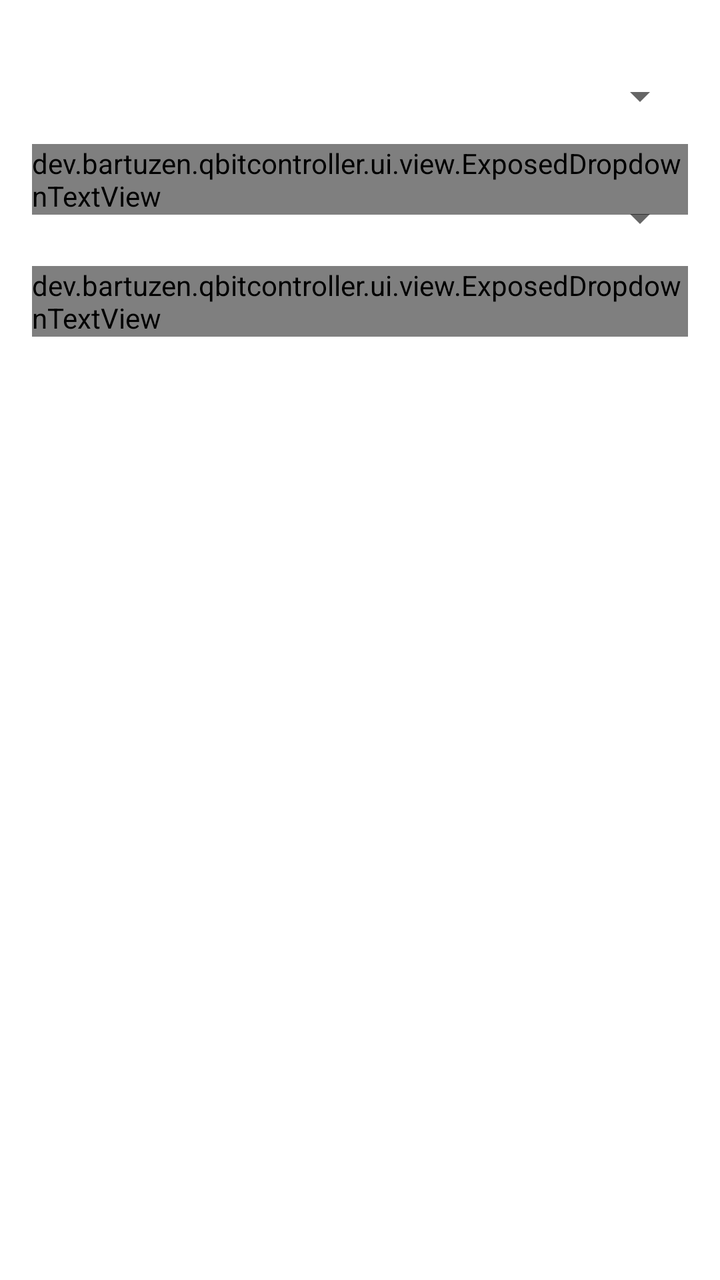
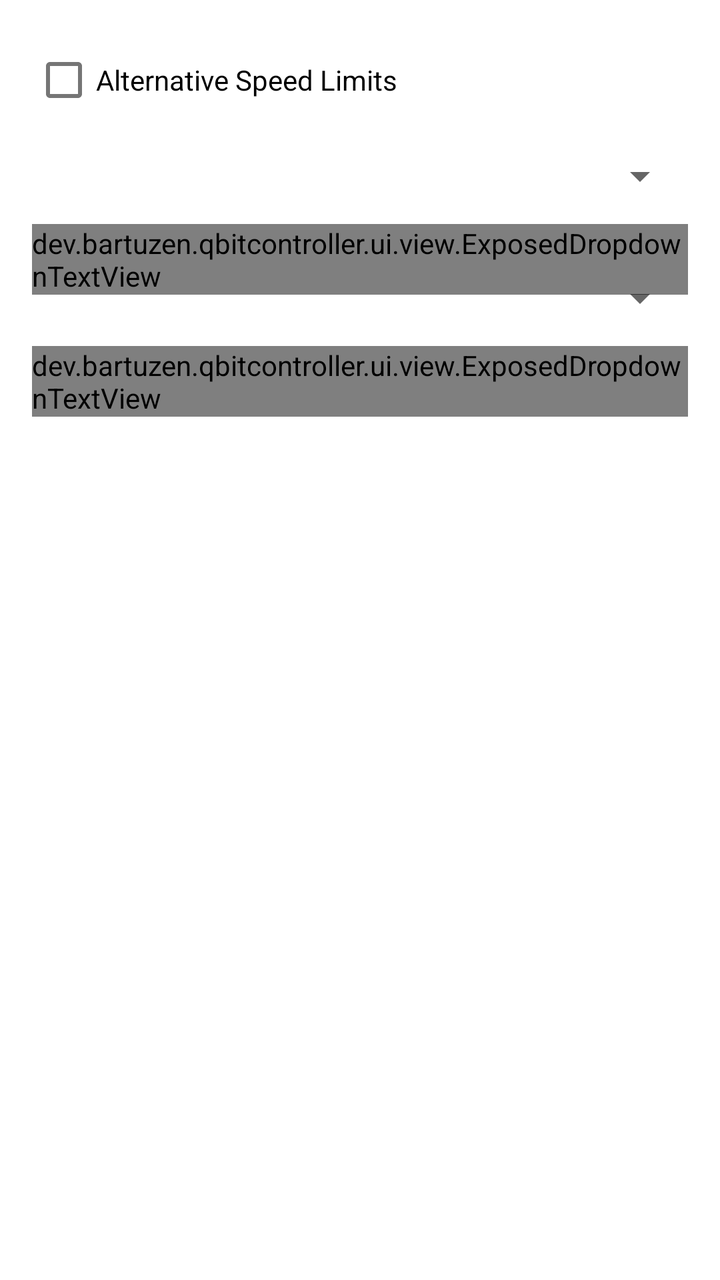

Screens rendered from an Android XML layout before and after an edit, with the pre-edit source and the edit as a unified diff.
<!-- AndroidManifest.xml: application theme AppTheme -->
<!-- res/layout/dialog_speed_limit.xml -->
<?xml version="1.0" encoding="utf-8"?>
<androidx.constraintlayout.widget.ConstraintLayout xmlns:android="http://schemas.android.com/apk/res/android"
        xmlns:app="http://schemas.android.com/apk/res-auto"
        android:layout_width="match_parent"
        android:layout_height="match_parent"
        android:orientation="vertical"
        android:paddingHorizontal="16dp"
        android:paddingTop="16dp">

    <com.google.android.material.textfield.TextInputLayout
            android:id="@+id/input_layout_upload"
            style="@style/Widget.MaterialComponents.TextInputLayout.OutlinedBox"
            android:layout_width="0dp"
            android:layout_height="wrap_content"
            android:layout_marginTop="8dp"
            android:layout_marginEnd="8dp"
            android:hint="@string/torrent_speed_upload_limit"
            app:layout_constraintEnd_toStartOf="@id/input_layout_upspeed_unit"
            app:layout_constraintStart_toStartOf="parent"
            app:layout_constraintTop_toTopOf="parent">

        <com.google.android.material.textfield.TextInputEditText
                android:layout_width="match_parent"
                android:layout_height="wrap_content"
                android:inputType="text" />

    </com.google.android.material.textfield.TextInputLayout>

    <com.google.android.material.textfield.TextInputLayout
            android:id="@+id/input_layout_upspeed_unit"
            style="@style/Widget.MaterialComponents.TextInputLayout.OutlinedBox.ExposedDropdownMenu"
            android:layout_width="wrap_content"
            android:layout_height="wrap_content"
            android:layout_marginTop="8dp"
            app:layout_constraintEnd_toEndOf="parent"
            app:layout_constraintTop_toTopOf="parent">

        <dev.bartuzen.qbitcontroller.ui.view.ExposedDropdownTextView
                android:id="@+id/dropdown_upspeed_limit_unit"
                android:layout_width="wrap_content"
                android:layout_height="wrap_content" />

    </com.google.android.material.textfield.TextInputLayout>

    <com.google.android.material.textfield.TextInputLayout
            android:id="@+id/input_layout_download"
            style="@style/Widget.MaterialComponents.TextInputLayout.OutlinedBox"
            android:layout_width="0dp"
            android:layout_height="wrap_content"
            android:layout_marginEnd="8dp"
            android:hint="@string/torrent_speed_download_limit"
            app:layout_constraintEnd_toStartOf="@id/input_layout_dlspeed_unit"
            app:layout_constraintStart_toStartOf="parent"
            app:layout_constraintTop_toBottomOf="@id/input_layout_upload">

        <com.google.android.material.textfield.TextInputEditText
                android:layout_width="match_parent"
                android:layout_height="wrap_content"
                android:inputType="text" />

    </com.google.android.material.textfield.TextInputLayout>

    <com.google.android.material.textfield.TextInputLayout
            android:id="@+id/input_layout_dlspeed_unit"
            style="@style/Widget.MaterialComponents.TextInputLayout.OutlinedBox.ExposedDropdownMenu"
            android:layout_width="wrap_content"
            android:layout_height="wrap_content"
            app:layout_constraintEnd_toEndOf="parent"
            app:layout_constraintTop_toBottomOf="@id/input_layout_upload">

        <dev.bartuzen.qbitcontroller.ui.view.ExposedDropdownTextView
                android:id="@+id/dropdown_dlspeed_limit_unit"
                android:layout_width="wrap_content"
                android:layout_height="wrap_content" />

    </com.google.android.material.textfield.TextInputLayout>

</androidx.constraintlayout.widget.ConstraintLayout>
<!-- resources referenced by this layout -->
<resources>
  <string name="torrent_speed_download_limit">Download Speed Limit</string>
  <string name="torrent_speed_upload_limit">Upload Speed Limit</string>
  <style name="AppTheme" parent="Theme.MaterialComponents.DayNight.NoActionBar">
          <item name="colorPrimary">@color/color_primary</item>
          <item name="colorPrimaryDark">@color/color_primary_dark</item>
          <item name="colorPrimaryVariant">@color/color_primary_variant</item>
          <item name="colorOnPrimary">@color/color_on_primary</item>
  
          <item name="colorSecondary">@color/color_secondary</item>
          <item name="colorSecondaryVariant">@color/color_secondary_variant</item>
          <item name="colorOnSecondary">@color/color_on_secondary</item>
  
          <item name="windowActionModeOverlay">true</item>
          <item name="actionBarTheme">@style/AppTheme.ToolbarOverlay</item>
  
          <item name="android:textAlignment">viewStart</item>
  
          <item name="snackbarTextViewStyle">@style/AppTheme.SnackbarTextViewStyle</item>
  
          <item name="android:statusBarColor">@color/status_bar_color</item>
          <item name="android:navigationBarColor">@color/navigation_bar_color</item>
      </style>
  <color name="color_primary">#03A9F4</color>
  <color name="color_primary_dark">#007AC1</color>
  <color name="color_primary_variant">#007AC1</color>
  <color name="color_on_primary">#FFFFFF</color>
  <color name="color_secondary">#FFB300</color>
  <color name="color_secondary_variant">#C68400</color>
  <color name="color_on_secondary">#000000</color>
  <style name="AppTheme.ToolbarOverlay" parent="ThemeOverlay.MaterialComponents.Dark.ActionBar" />
  <style name="AppTheme.SnackbarTextViewStyle" parent="Widget.MaterialComponents.Snackbar.TextView">
          <item name="android:maxLines">15</item>
      </style>
  <color name="status_bar_color">@color/color_primary</color>
  <color name="navigation_bar_color">@android:color/transparent</color>
</resources>

<!-- the commit's change to res/layout/dialog_speed_limit.xml (unified diff, before → after) -->
@@ -1,77 +1,84 @@
 <?xml version="1.0" encoding="utf-8"?>
 <androidx.constraintlayout.widget.ConstraintLayout xmlns:android="http://schemas.android.com/apk/res/android"
-        xmlns:app="http://schemas.android.com/apk/res-auto"
-        android:layout_width="match_parent"
-        android:layout_height="match_parent"
-        android:orientation="vertical"
-        android:paddingHorizontal="16dp"
-        android:paddingTop="16dp">
+    xmlns:app="http://schemas.android.com/apk/res-auto"
+    android:layout_width="match_parent"
+    android:layout_height="match_parent"
+    android:orientation="vertical"
+    android:paddingHorizontal="16dp"
+    android:paddingTop="16dp">
+
+    <com.google.android.material.checkbox.MaterialCheckBox
+        android:id="@+id/check_speed_limit"
+        android:layout_width="0dp"
+        android:layout_height="wrap_content"
+        android:text="@string/torrent_speed_alternative_speed_limits"
+        app:layout_constraintEnd_toEndOf="parent"
+        app:layout_constraintStart_toStartOf="parent"
+        app:layout_constraintTop_toTopOf="parent" />
 
     <com.google.android.material.textfield.TextInputLayout
-            android:id="@+id/input_layout_upload"
-            style="@style/Widget.MaterialComponents.TextInputLayout.OutlinedBox"
-            android:layout_width="0dp"
-            android:layout_height="wrap_content"
-            android:layout_marginTop="8dp"
-            android:layout_marginEnd="8dp"
-            android:hint="@string/torrent_speed_upload_limit"
-            app:layout_constraintEnd_toStartOf="@id/input_layout_upspeed_unit"
-            app:layout_constraintStart_toStartOf="parent"
-            app:layout_constraintTop_toTopOf="parent">
+        android:id="@+id/input_layout_upload"
+        style="@style/Widget.MaterialComponents.TextInputLayout.OutlinedBox"
+        android:layout_width="0dp"
+        android:layout_height="wrap_content"
+        android:layout_marginEnd="8dp"
+        android:hint="@string/torrent_speed_upload_limit"
+        app:layout_constraintEnd_toStartOf="@id/input_layout_upspeed_unit"
+        app:layout_constraintStart_toStartOf="parent"
+        app:layout_constraintTop_toBottomOf="@id/check_speed_limit">
 
         <com.google.android.material.textfield.TextInputEditText
-                android:layout_width="match_parent"
-                android:layout_height="wrap_content"
-                android:inputType="text" />
+            android:layout_width="match_parent"
+            android:layout_height="wrap_content"
+            android:inputType="text" />
 
     </com.google.android.material.textfield.TextInputLayout>
 
     <com.google.android.material.textfield.TextInputLayout
-            android:id="@+id/input_layout_upspeed_unit"
-            style="@style/Widget.MaterialComponents.TextInputLayout.OutlinedBox.ExposedDropdownMenu"
-            android:layout_width="wrap_content"
-            android:layout_height="wrap_content"
-            android:layout_marginTop="8dp"
-            app:layout_constraintEnd_toEndOf="parent"
-            app:layout_constraintTop_toTopOf="parent">
+        android:id="@+id/input_layout_upspeed_unit"
+        style="@style/Widget.MaterialComponents.TextInputLayout.OutlinedBox.ExposedDropdownMenu"
+        android:layout_width="wrap_content"
+        android:layout_height="wrap_content"
+        app:layout_constraintEnd_toEndOf="parent"
+        app:layout_constraintTop_toBottomOf="@id/check_speed_limit">
 
         <dev.bartuzen.qbitcontroller.ui.view.ExposedDropdownTextView
-                android:id="@+id/dropdown_upspeed_limit_unit"
-                android:layout_width="wrap_content"
-                android:layout_height="wrap_content" />
+            android:id="@+id/dropdown_upspeed_limit_unit"
+            android:layout_width="wrap_content"
+            android:layout_height="wrap_content" />
 
     </com.google.android.material.textfield.TextInputLayout>
 
     <com.google.android.material.textfield.TextInputLayout
-            android:id="@+id/input_layout_download"
-            style="@style/Widget.MaterialComponents.TextInputLayout.OutlinedBox"
-            android:layout_width="0dp"
-            android:layout_height="wrap_content"
-            android:layout_marginEnd="8dp"
-            android:hint="@string/torrent_speed_download_limit"
-            app:layout_constraintEnd_toStartOf="@id/input_layout_dlspeed_unit"
-            app:layout_constraintStart_toStartOf="parent"
-            app:layout_constraintTop_toBottomOf="@id/input_layout_upload">
+        android:id="@+id/input_layout_download"
+        style="@style/Widget.MaterialComponents.TextInputLayout.OutlinedBox"
+        android:layout_width="0dp"
+        android:layout_height="wrap_content"
+        android:layout_marginEnd="8dp"
+        android:hint="@string/torrent_speed_download_limit"
+        app:layout_constraintEnd_toStartOf="@id/input_layout_dlspeed_unit"
+        app:layout_constraintStart_toStartOf="parent"
+        app:layout_constraintTop_toBottomOf="@id/input_layout_upload">
 
         <com.google.android.material.textfield.TextInputEditText
-                android:layout_width="match_parent"
-                android:layout_height="wrap_content"
-                android:inputType="text" />
+            android:layout_width="match_parent"
+            android:layout_height="wrap_content"
+            android:inputType="text" />
 
     </com.google.android.material.textfield.TextInputLayout>
 
     <com.google.android.material.textfield.TextInputLayout
-            android:id="@+id/input_layout_dlspeed_unit"
-            style="@style/Widget.MaterialComponents.TextInputLayout.OutlinedBox.ExposedDropdownMenu"
-            android:layout_width="wrap_content"
-            android:layout_height="wrap_content"
-            app:layout_constraintEnd_toEndOf="parent"
-            app:layout_constraintTop_toBottomOf="@id/input_layout_upload">
+        android:id="@+id/input_layout_dlspeed_unit"
+        style="@style/Widget.MaterialComponents.TextInputLayout.OutlinedBox.ExposedDropdownMenu"
+        android:layout_width="wrap_content"
+        android:layout_height="wrap_content"
+        app:layout_constraintEnd_toEndOf="parent"
+        app:layout_constraintTop_toBottomOf="@id/input_layout_upload">
 
         <dev.bartuzen.qbitcontroller.ui.view.ExposedDropdownTextView
-                android:id="@+id/dropdown_dlspeed_limit_unit"
-                android:layout_width="wrap_content"
-                android:layout_height="wrap_content" />
+            android:id="@+id/dropdown_dlspeed_limit_unit"
+            android:layout_width="wrap_content"
+            android:layout_height="wrap_content" />
 
     </com.google.android.material.textfield.TextInputLayout>
 
<!-- resource entries referenced after the edit -->
@@ -1,5 +1,6 @@
 <!-- resources referenced by this layout -->
 <resources>
+  <string name="torrent_speed_alternative_speed_limits">Alternative Speed Limits</string>
   <string name="torrent_speed_download_limit">Download Speed Limit</string>
   <string name="torrent_speed_upload_limit">Upload Speed Limit</string>
   <style name="AppTheme" parent="Theme.MaterialComponents.DayNight.NoActionBar">
